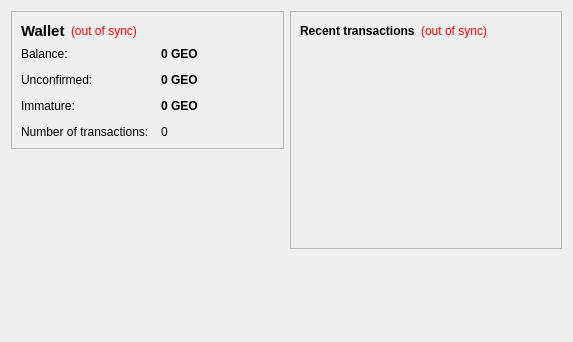
The window that src/qt/forms/overviewpage.ui (harambe-dev/harambecoin) describes before a commit, drawn with Qt 5.
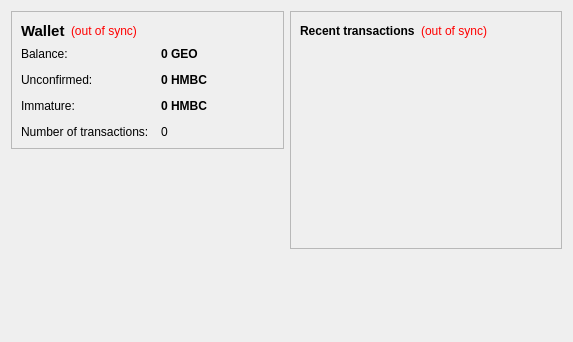
The same window after the commit.

```diff
--- a/src/qt/forms/overviewpage.ui
+++ b/src/qt/forms/overviewpage.ui
@@ -134,7 +134,7 @@
              <string>Total of transactions that have yet to be confirmed, and do not yet count toward the current balance</string>
             </property>
             <property name="text">
-             <string notr="true">0 GEO</string>
+             <string notr="true">0 HMBC</string>
             </property>
             <property name="textInteractionFlags">
              <set>Qt::LinksAccessibleByMouse|Qt::TextSelectableByKeyboard|Qt::TextSelectableByMouse</set>
@@ -177,7 +177,7 @@
              <string>Mined balance that has not yet matured</string>
             </property>
             <property name="text">
-             <string notr="true">0 GEO</string>
+             <string notr="true">0 HMBC</string>
             </property>
             <property name="textInteractionFlags">
              <set>Qt::LinksAccessibleByMouse|Qt::TextSelectableByKeyboard|Qt::TextSelectableByMouse</set>
```
